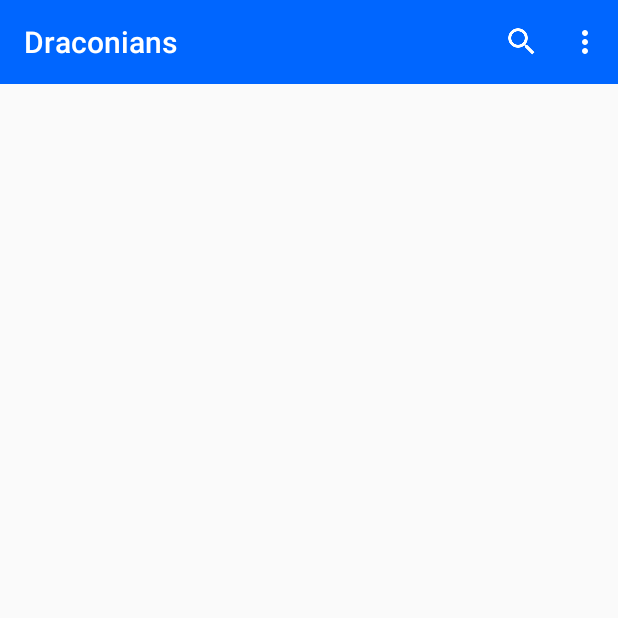
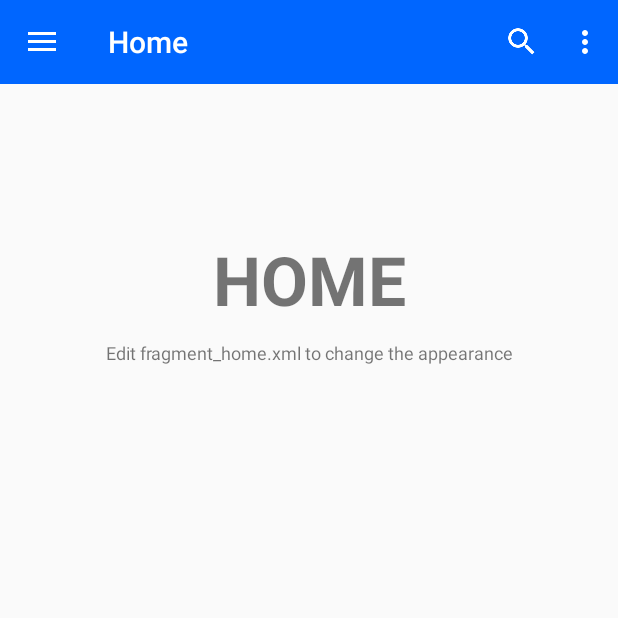
Before and after one commit to gitter-badger/Draconians, an Android app: the screen it shows after launch (MainActivity), on a phone screen of 412 x 824 dp, the top half of it. Run offline under Robolectric (Android 15) with nearby library versions, the light colour scheme and no system bars.

Commit message:
Added pages and drawer

```diff
--- a/app/src/main/AndroidManifest.xml
+++ b/app/src/main/AndroidManifest.xml
@@ -7,7 +7,7 @@
         android:icon="@mipmap/ic_launcher"
         android:label="@string/app_name"
         android:theme="@style/MyMaterialTheme" >
-        <activity android:name=".MainActivity"
+        <activity android:name=".activity.MainActivity"
             android:label="@string/app_name" >
             <intent-filter>
                 <action android:name="android.intent.action.MAIN" />
--- a/app/src/main/java/com/epicelric/draconians/MainActivity.java
+++ /dev/null
@@ -1,48 +0,0 @@
-package com.epicelric.draconians;
-
-import android.os.Bundle;
-import android.support.v7.app.AppCompatActivity;
-import android.support.v7.widget.Toolbar;
-import android.view.Menu;
-import android.view.MenuItem;
-
-public class MainActivity extends AppCompatActivity {
-
-    //private static final String TAG = MainActivity.class.getSimpleName();
-
-    private Toolbar mToolbar;
-
-    @Override
-    protected void onCreate(Bundle savedInstanceState) {
-        super.onCreate(savedInstanceState);
-        setContentView(R.layout.activity_main);
-
-        mToolbar = (Toolbar) findViewById(R.id.toolbar);
-
-        setSupportActionBar(mToolbar);
-        getSupportActionBar().setDisplayShowHomeEnabled(true);
-
-    }
-
-    @Override
-    public boolean onCreateOptionsMenu(Menu menu) {
-        // Inflate the menu; this adds items to the action bar if it is present.
-        getMenuInflater().inflate(R.menu.menu_main, menu);
-        return true;
-    }
-
-    @Override
-    public boolean onOptionsItemSelected(MenuItem item) {
-        // Handle action bar item clicks here. The action bar will
-        // automatically handle clicks on the Home/Up button, so long
-        // as you specify a parent activity in AndroidManifest.xml.
-        int id = item.getItemId();
-
-        //noinspection SimplifiableIfStatement
-        if (id == R.id.action_settings) {
-            return true;
-        }
-
-        return super.onOptionsItemSelected(item);
-    }
-}
--- a/app/src/main/java/com/epicelric/draconians/activity/FragmentDrawer.java
+++ b/app/src/main/java/com/epicelric/draconians/activity/FragmentDrawer.java
@@ -1,5 +1,4 @@
 package com.epicelric.draconians.activity;
-
 /**
  * Created by Elric on 5/12/2016.
  */
--- /dev/null
+++ b/app/src/main/java/com/epicelric/draconians/activity/HomeFragment.java
@@ -0,0 +1,47 @@
+package com.epicelric.draconians.activity;
+
+/**
+ * Created by Elric on 5/12/2016.
+ */
+import android.app.Activity;
+import android.os.Bundle;
+import android.support.v4.app.Fragment;
+import android.view.LayoutInflater;
+import android.view.View;
+import android.view.ViewGroup;
+
+import com.epicelric.draconians.R;
+
+
+public class HomeFragment extends Fragment {
+
+    public HomeFragment() {
+        // Required empty public constructor
+    }
+
+    @Override
+    public void onCreate(Bundle savedInstanceState) {
+        super.onCreate(savedInstanceState);
+
+    }
+
+    @Override
+    public View onCreateView(LayoutInflater inflater, ViewGroup container,
+                             Bundle savedInstanceState) {
+        View rootView = inflater.inflate(R.layout.fragment_home, container, false);
+
+
+        // Inflate the layout for this fragment
+        return rootView;
+    }
+
+    @Override
+    public void onAttach(Activity activity) {
+        super.onAttach(activity);
+    }
+
+    @Override
+    public void onDetach() {
+        super.onDetach();
+    }
+}
--- /dev/null
+++ b/app/src/main/java/com/epicelric/draconians/activity/MainActivity.java
@@ -0,0 +1,106 @@
+package com.epicelric.draconians.activity;
+
+import android.os.Bundle;
+import android.support.v4.app.Fragment;
+import android.support.v4.app.FragmentManager;
+import android.support.v4.app.FragmentTransaction;
+import android.support.v4.widget.DrawerLayout;
+import android.support.v7.app.AppCompatActivity;
+import android.support.v7.widget.Toolbar;
+import android.view.Menu;
+import android.view.MenuItem;
+import android.view.View;
+import android.widget.Toast;
+
+import com.epicelric.draconians.R;
+
+public class MainActivity extends AppCompatActivity implements FragmentDrawer.FragmentDrawerListener {
+
+    private static String TAG = MainActivity.class.getSimpleName();
+
+    private Toolbar mToolbar;
+    private FragmentDrawer drawerFragment;
+
+    @Override
+    protected void onCreate(Bundle savedInstanceState) {
+        super.onCreate(savedInstanceState);
+        setContentView(R.layout.activity_main);
+
+        mToolbar = (Toolbar) findViewById(R.id.toolbar);
+
+        setSupportActionBar(mToolbar);
+        getSupportActionBar().setDisplayShowHomeEnabled(true);
+
+        drawerFragment = (FragmentDrawer)
+                getSupportFragmentManager().findFragmentById(R.id.fragment_navigation_drawer);
+        drawerFragment.setUp(R.id.fragment_navigation_drawer, (DrawerLayout) findViewById(R.id.drawer_layout), mToolbar);
+        drawerFragment.setDrawerListener(this);
+
+        // display the first navigation drawer view on app launch
+        displayView(0);
+    }
+
+
+    @Override
+    public boolean onCreateOptionsMenu(Menu menu) {
+        // Inflate the menu; this adds items to the action bar if it is present.
+        getMenuInflater().inflate(R.menu.menu_main, menu);
+        return true;
+    }
+
+    @Override
+    public boolean onOptionsItemSelected(MenuItem item) {
+        // Handle action bar item clicks here. The action bar will
+        // automatically handle clicks on the Home/Up button, so long
+        // as you specify a parent activity in AndroidManifest.xml.
+        int id = item.getItemId();
+
+        //noinspection SimplifiableIfStatement
+        if (id == R.id.action_settings) {
+            return true;
+        }
+
+        if(id == R.id.action_search){
+            Toast.makeText(getApplicationContext(), "Search action is selected!", Toast.LENGTH_SHORT).show();
+            return true;
+        }
+
+        return super.onOptionsItemSelected(item);
+    }
+
+    @Override
+    public void onDrawerItemSelected(View view, int position) {
+        displayView(position);
+    }
+
+    private void displayView(int position) {
+        Fragment fragment = null;
+        String title = getString(R.string.app_name);
+        switch (position) {
+            case 0:
+                fragment = new HomeFragment();
+                title = getString(R.string.title_home);
+                break;
+            case 1:
+                fragment = new FriendsFragment();
+                title = getString(R.string.title_friends);
+                break;
+            case 2:
+                fragment = new MessagesFragment();
+                title = getString(R.string.title_messages);
+                break;
+            default:
+                break;
+        }
+
+        if (fragment != null) {
+            FragmentManager fragmentManager = getSupportFragmentManager();
+            FragmentTransaction fragmentTransaction = fragmentManager.beginTransaction();
+            fragmentTransaction.replace(R.id.container_body, fragment);
+            fragmentTransaction.commit();
+
+            // set the toolbar title
+            getSupportActionBar().setTitle(title);
+        }
+    }
+}
--- a/app/src/main/res/layout-v21/activity_main.xml
+++ /dev/null
@@ -1,19 +0,0 @@
-<?xml version="1.0" encoding="utf-8"?>
-<RelativeLayout xmlns:android="http://schemas.android.com/apk/res/android"
-    xmlns:tools="http://schemas.android.com/tools"
-    android:layout_width="match_parent"
-    android:layout_height="match_parent"
-    tools:context="com.epicelric.draconians.MainActivity">
-
-    <LinearLayout
-        android:layout_width="fill_parent"
-        android:layout_height="wrap_content"
-        android:layout_alignParentTop="true"
-        android:orientation="vertical">
-
-        <include
-            android:id="@+id/toolbar"
-            layout="@layout/toolbar" />
-    </LinearLayout>
-
-</RelativeLayout>
--- /dev/null
+++ b/app/src/main/res/layout/fragment_home.xml
@@ -0,0 +1,30 @@
+<RelativeLayout xmlns:android="http://schemas.android.com/apk/res/android"
+    xmlns:tools="http://schemas.android.com/tools"
+    android:layout_width="match_parent"
+    android:layout_height="match_parent"
+    android:orientation="vertical"
+    tools:context="com.epicelric.draconians.activity.HomeFragment">
+
+
+    <TextView
+        android:id="@+id/label"
+        android:layout_alignParentTop="true"
+        android:layout_marginTop="100dp"
+        android:layout_width="fill_parent"
+        android:layout_height="wrap_content"
+        android:gravity="center_horizontal"
+        android:textSize="45dp"
+        android:text="HOME"
+        android:textStyle="bold"/>
+
+    <TextView
+        android:layout_below="@id/label"
+        android:layout_centerInParent="true"
+        android:layout_width="fill_parent"
+        android:layout_height="wrap_content"
+        android:textSize="12dp"
+        android:layout_marginTop="10dp"
+        android:gravity="center_horizontal"
+        android:text="Edit fragment_home.xml to change the appearance" />
+
+</RelativeLayout>
--- a/app/src/main/res/layout/members.xml
+++ b/app/src/main/res/layout/members.xml
@@ -7,7 +7,7 @@
     xmlns:app="http://schemas.android.com/apk/res-auto"
 
 
-    tools:context="com.epicelric.draconians.MainActivity">
+    tools:context=".activity.MainActivity">
     <android.support.v7.widget.Toolbar
         android:id="@+id/my_toolbar"
         android:layout_width="match_parent"
--- a/app/src/main/res/menu/menu_main.xml
+++ b/app/src/main/res/menu/menu_main.xml
@@ -1,7 +1,7 @@
 <menu xmlns:android="http://schemas.android.com/apk/res/android"
         xmlns:app="http://schemas.android.com/apk/res-auto"
         xmlns:tools="http://schemas.android.com/tools"
-        tools:context=".MainActivity">
+        tools:context=".activity.MainActivity">
 
         <item
             android:id="@+id/action_search"
```
Also changed, not shown: app/src/main/java/com/epicelric/draconians/activity/FriendsFragment.java (added, +50 -0 lines), app/src/main/java/com/epicelric/draconians/activity/MessagesFragment.java (added, +50 -0 lines), app/src/main/java/com/epicelric/draconians/adapter/NavigationDrawerAdapter.java (+3 -4 lines), app/src/main/res/layout/fragment_friends.xml (added, +31 -0 lines), app/src/main/res/layout/fragment_messages.xml (added, +31 -0 lines).
